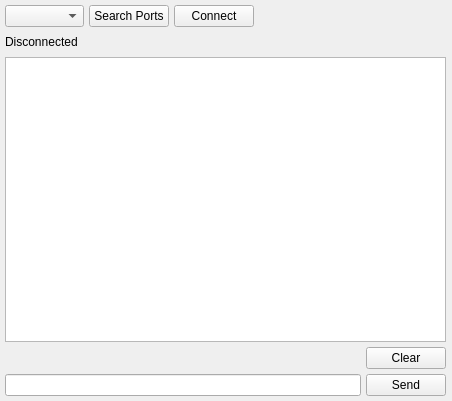
This is SerialCommunicationGUI.ui in saifrinds1/Python-Qt-Designer-Practice as Qt 5 draws it before an edit. The edited form follows.
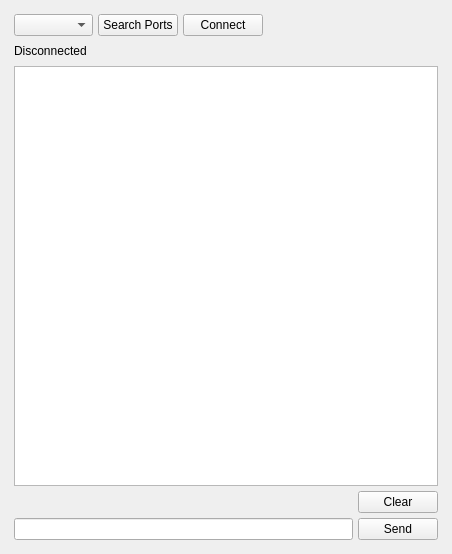
This is the edited form. Icons and pictures are not drawn.

Commit message: In this version i have solved a GUI problem.

The edit to the form file:
```diff
--- a/SerialCommunicationGUI.ui
+++ b/SerialCommunicationGUI.ui
@@ -14,7 +14,7 @@
     <x>0</x>
     <y>0</y>
     <width>452</width>
-    <height>401</height>
+    <height>554</height>
    </rect>
   </property>
   <property name="sizePolicy">
@@ -67,15 +67,8 @@
    <bool>false</bool>
   </property>
   <widget class="QWidget" name="centralwidget">
-   <widget class="QWidget" name="verticalLayoutWidget">
-    <property name="geometry">
-     <rect>
-      <x>0</x>
-      <y>0</y>
-      <width>451</width>
-      <height>401</height>
-     </rect>
-    </property>
+   <layout class="QVBoxLayout" name="verticalLayout_2">
+    <item>
     <layout class="QVBoxLayout" name="verticalLayout">
      <property name="spacing">
       <number>5</number>
@@ -277,7 +270,8 @@
       </layout>
      </item>
     </layout>
-   </widget>
+    </item>
+   </layout>
   </widget>
  </widget>
  <resources/>
```
Lines whose indentation alone changed are shown as unchanged. The commit also changes 3 other files.
